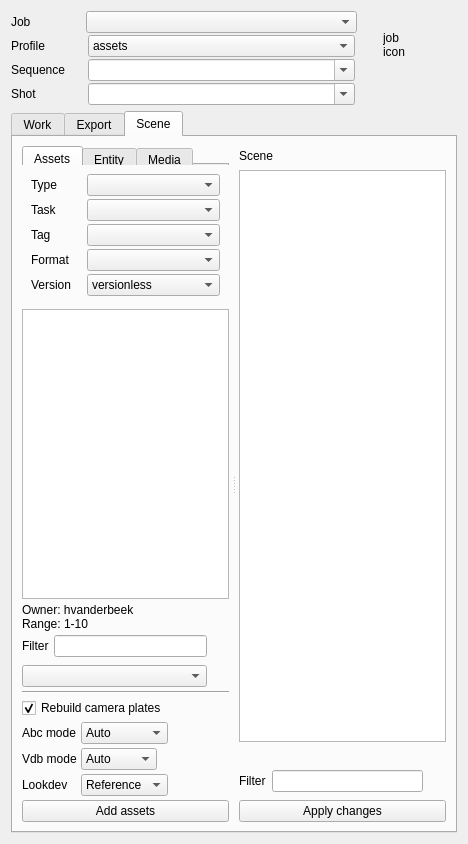
The window that python/pini/tools/helper/pini_helper.ui (CBSDigital/pini-dev) describes before a commit, drawn with Qt 5.
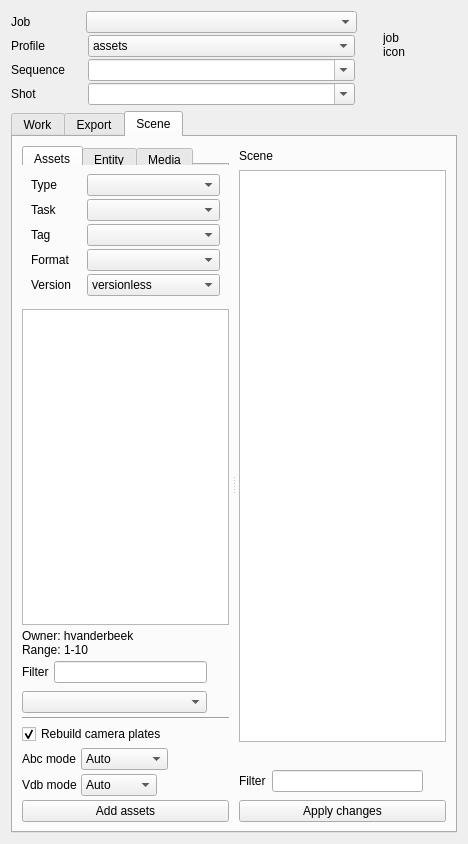
The same window after the commit. Icons and pictures are not drawn. Custom widgets are drawn as their Qt base class.

Patch:
```diff
--- a/python/pini/tools/helper/pini_helper.ui
+++ b/python/pini/tools/helper/pini_helper.ui
@@ -1093,7 +1093,7 @@
             <number>10</number>
            </property>
            <widget class="QWidget" name="layoutWidget">
-            <layout class="QVBoxLayout" name="SOutputsLayout" stretch="0,0,0,0,0,0,0,0,0,0,0,0">
+            <layout class="QVBoxLayout" name="SOutputsLayout" stretch="0,0,0,0,0,0,0,0,0,0,0">
              <property name="spacing">
               <number>4</number>
              </property>
@@ -1532,58 +1532,6 @@
                </item>
               </layout>
              </item>
-             <item>
-              <layout class="QGridLayout" name="SLookdevLyt">
-               <item row="0" column="2">
-                <widget class="QLabel" name="SLookdevSpacer">
-                 <property name="text">
-                  <string/>
-                 </property>
-                </widget>
-               </item>
-               <item row="0" column="0">
-                <widget class="QLabel" name="SLookdevLabel">
-                 <property name="minimumSize">
-                  <size>
-                   <width>55</width>
-                   <height>0</height>
-                  </size>
-                 </property>
-                 <property name="maximumSize">
-                  <size>
-                   <width>55</width>
-                   <height>16777215</height>
-                  </size>
-                 </property>
-                 <property name="text">
-                  <string>Lookdev </string>
-                 </property>
-                </widget>
-               </item>
-               <item row="0" column="1">
-                <widget class="CComboBox" name="SLookdev">
-                 <property name="currentIndex">
-                  <number>1</number>
-                 </property>
-                 <item>
-                  <property name="text">
-                   <string>None</string>
-                  </property>
-                 </item>
-                 <item>
-                  <property name="text">
-                   <string>Reference</string>
-                  </property>
-                 </item>
-                 <item>
-                  <property name="text">
-                   <string>Import</string>
-                  </property>
-                 </item>
-                </widget>
-               </item>
-              </layout>
-             </item>
              <item>
               <widget class="QPushButton" name="SAdd">
                <property name="toolTip">
```
Left out of the diff: 1 changed line with no effect on the pictures.
